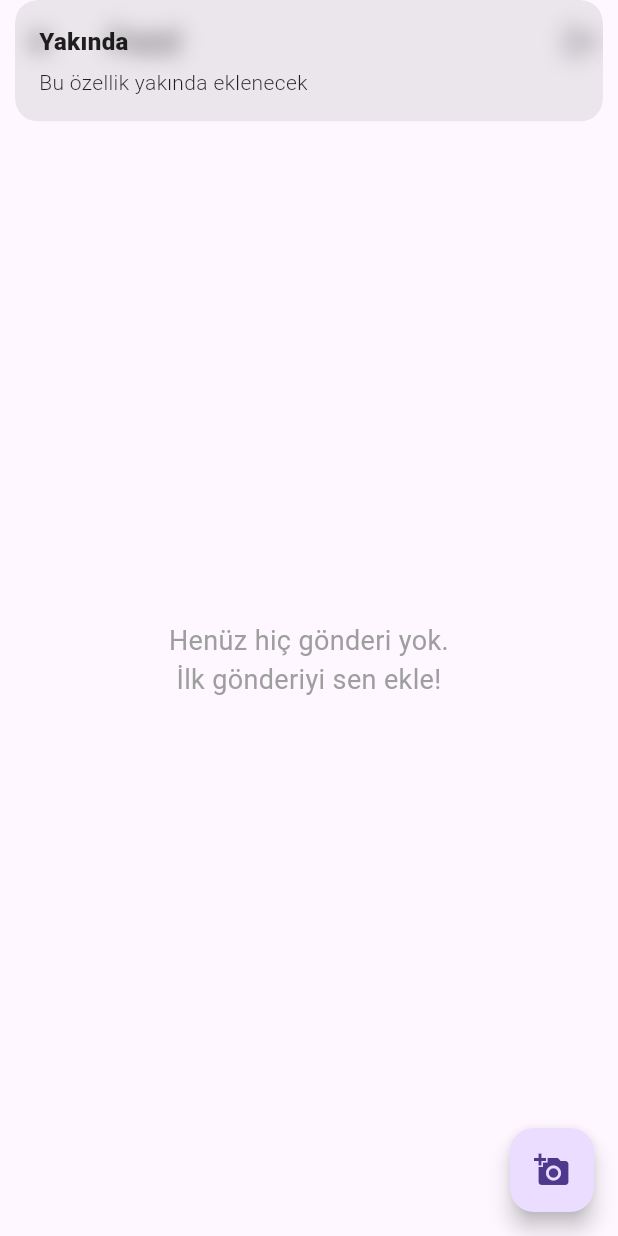
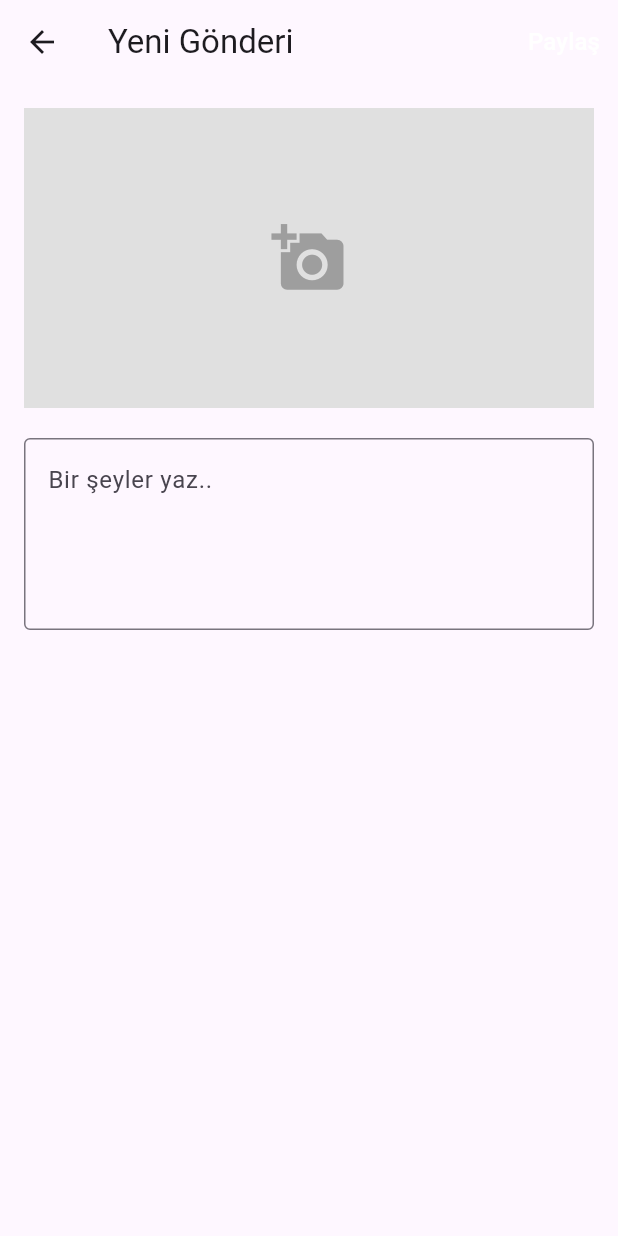
Before and after one commit to yetbey/yet_app, a Flutter app: the DashboardView screen opened by its route, after a tap on the "add a photo" icon, on a phone screen of 412 x 824 dp. Run offline on Flutter 3.47's test engine with Material 3 defaults, Android fonts, the phone set to English and light mode, and no system bars; our stand-ins replace cloud_firestore, firebase_auth, firebase_core, firebase_storage, get, image_picker; accounts and stored records are empty.

Commit message:
feat(post): Implement create new post functionally.

```diff
--- /dev/null
+++ b/lib/app/modules/create_post/bindings/create_post_binding.dart
@@ -0,0 +1,9 @@
+import 'package:get/get.dart';
+import 'package:yet_app/app/modules/create_post/controllers/create_post_controller.dart';
+
+class CreatePostBinding extends Bindings {
+  @override
+  void dependencies() {
+    Get.lazyPut<CreatePostController>(() => CreatePostController());
+  }
+}
--- /dev/null
+++ b/lib/app/modules/create_post/views/create_post_view.dart
@@ -0,0 +1,81 @@
+import 'dart:io';
+import 'package:flutter/material.dart';
+import 'package:get/get.dart';
+import 'package:yet_app/app/modules/create_post/controllers/create_post_controller.dart';
+
+class CreatePostView extends GetView<CreatePostController> {
+  const CreatePostView({super.key});
+
+  @override
+  Widget build(BuildContext context) {
+    return Scaffold(
+      appBar: AppBar(
+        title: const Text('Yeni Gönderi'),
+        actions: [
+          Obx(
+            () => controller.isLoading.value
+                ? const Padding(
+                    padding: EdgeInsets.all(8.0),
+                    child: SizedBox(
+                      width: 20,
+                      height: 20,
+                      child: CircularProgressIndicator(
+                        strokeWidth: 2,
+                        color: Colors.white,
+                      ),
+                    ),
+                  )
+                : TextButton(
+                    onPressed: controller.uploadPost,
+                    child: const Text(
+                      'Paylaş',
+                      style: TextStyle(color: Colors.white, fontSize: 16),
+                    ),
+                  ),
+          ),
+        ],
+      ),
+      body: SingleChildScrollView(
+        padding: const EdgeInsets.all(16.0),
+        child: Column(
+          children: [
+            Obx(() {
+              return controller.selectedImagePath.value.isEmpty
+                  ? GestureDetector(
+                      onTap: controller.pickImage,
+                      child: Container(
+                        height: 200,
+                        width: double.infinity,
+                        color: Colors.grey[300],
+                        child: const Icon(
+                          Icons.add_a_photo,
+                          size: 50,
+                          color: Colors.grey,
+                        ),
+                      ),
+                    )
+                  : GestureDetector(
+                      onTap: controller.pickImage,
+                      child: Image.file(
+                        File(controller.selectedImagePath.value),
+                        height: 300,
+                        width: double.infinity,
+                        fit: BoxFit.cover,
+                      ),
+                    );
+            }),
+            const SizedBox(height: 20),
+            TextField(
+              controller: controller.captionController,
+              decoration: const InputDecoration(
+                hintText: "Bir şeyler yaz..",
+                border: OutlineInputBorder(),
+              ),
+              maxLines: 4,
+            ),
+          ],
+        ),
+      ),
+    );
+  }
+}
--- a/lib/app/modules/dashboard/views/dashboard_view.dart
+++ b/lib/app/modules/dashboard/views/dashboard_view.dart
@@ -2,6 +2,7 @@ import 'package:flutter/material.dart';
 import 'package:get/get.dart';
 import 'package:yet_app/app/modules/dashboard/controllers/dashboard_controller.dart';
 import 'package:yet_app/app/modules/dashboard/widgets/post_widget.dart';
+import 'package:yet_app/app/routes/app_pages.dart';
 
 class DashboardView extends GetView<DashboardController> {
   const DashboardView({super.key});
@@ -49,7 +50,7 @@ class DashboardView extends GetView<DashboardController> {
       }),
       floatingActionButton: FloatingActionButton(
         onPressed: () {
-          Get.snackbar("Yakında", "Bu özellik yakında eklenecek");
+          Get.toNamed(Routes.createPost);
         },
         child: const Icon(Icons.add_a_photo),
       ),
--- a/lib/app/routes/app_pages.dart
+++ b/lib/app/routes/app_pages.dart
@@ -1,9 +1,10 @@
 import 'package:get/get.dart';
 import 'package:yet_app/app/modules/auth/bindings/auth_binding.dart';
 import 'package:yet_app/app/modules/auth/views/auth_view.dart';
+import 'package:yet_app/app/modules/create_post/bindings/create_post_binding.dart';
+import 'package:yet_app/app/modules/create_post/views/create_post_view.dart';
 import 'package:yet_app/app/modules/dashboard/bindings/dashboard_binding.dart';
 import 'package:yet_app/app/modules/dashboard/views/dashboard_view.dart';
-
 part 'app_routes.dart';
 
 class AppPages {
@@ -23,5 +24,10 @@ class AppPages {
       page: () => const DashboardView(),
       binding: DashboardBinding(),
     ),
+    GetPage(
+      name: Routes.createPost,
+      page: () => const CreatePostView(),
+      binding: CreatePostBinding(),
+    ),
   ];
 }
--- a/lib/app/routes/app_routes.dart
+++ b/lib/app/routes/app_routes.dart
@@ -4,4 +4,5 @@ abstract class Routes {
   static const auth = '/auth'; // Login and Register Screen
   static const dashboard = '/dashboard'; // Dashboard Screen
   static const transfer = '/transfer'; // Transfer Screen
+  static const createPost = '/create_post'; // create post screen
 }
--- a/pubspec.yaml
+++ b/pubspec.yaml
@@ -38,6 +38,8 @@ dependencies:
   firebase_auth: ^5.6.2
   cloud_firestore: ^5.6.11
   get: ^4.7.2
+  image_picker: ^1.1.2
+  firebase_storage: ^12.4.9
 
 dev_dependencies:
   flutter_test:
```
Also changed, not shown: lib/app/modules/create_post/controllers/create_post_controller.dart (added, +90 -0 lines), pubspec.lock, 5 other files.
